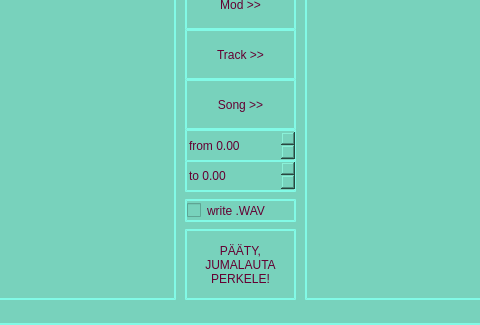
qm210/aSleaZyn, file aSleaZynUI.ui: the form before one commit; both pictures show x 95 to 575 and y 494 to 819 of the 1119 by 819 pixel window.
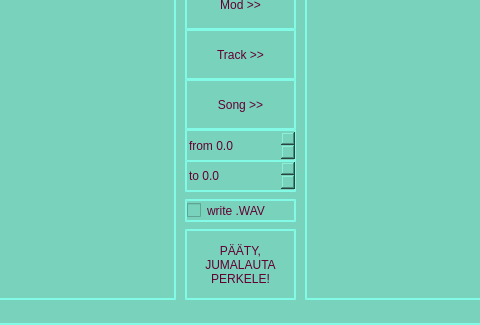
The form after the commit.

Patch:
```diff
--- a/aSleaZynUI.ui
+++ b/aSleaZynUI.ui
@@ -596,6 +596,9 @@
     <property name="prefix">
      <string>to </string>
     </property>
+    <property name="decimals">
+     <number>1</number>
+    </property>
     <property name="maximum">
      <double>999.000000000000000</double>
     </property>
@@ -612,6 +615,9 @@
     <property name="prefix">
      <string>from </string>
     </property>
+    <property name="decimals">
+     <number>1</number>
+    </property>
     <property name="maximum">
      <double>999.000000000000000</double>
     </property>
```
